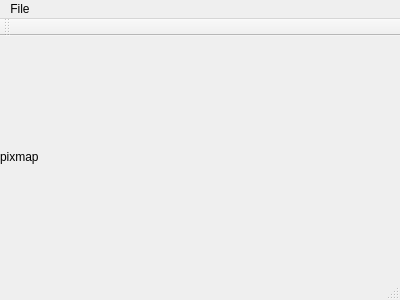
Above: mainwindow.ui from itumashyk/CG2012 before the change. Below: the same form after it.
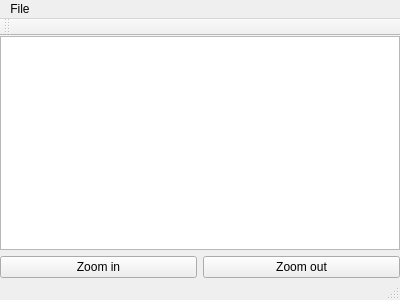
That is the form after the change.

Patch:
```diff
--- a/mainwindow.ui
+++ b/mainwindow.ui
@@ -19,11 +19,32 @@
      <number>0</number>
     </property>
     <item>
-     <widget class="QLabel" name="mainLabel">
-      <property name="text">
-       <string>pixmap</string>
-      </property>
-     </widget>
+     <layout class="QVBoxLayout" name="verticalLayout">
+      <item>
+       <widget class="QGraphicsView" name="graphicsView"/>
+      </item>
+      <item>
+       <layout class="QHBoxLayout" name="horizontalLayout_2">
+        <property name="sizeConstraint">
+         <enum>QLayout::SetDefaultConstraint</enum>
+        </property>
+        <item>
+         <widget class="QPushButton" name="zoomIn">
+          <property name="text">
+           <string>Zoom in</string>
+          </property>
+         </widget>
+        </item>
+        <item>
+         <widget class="QPushButton" name="zoomOut">
+          <property name="text">
+           <string>Zoom out</string>
+          </property>
+         </widget>
+        </item>
+       </layout>
+      </item>
+     </layout>
     </item>
    </layout>
   </widget>
```
